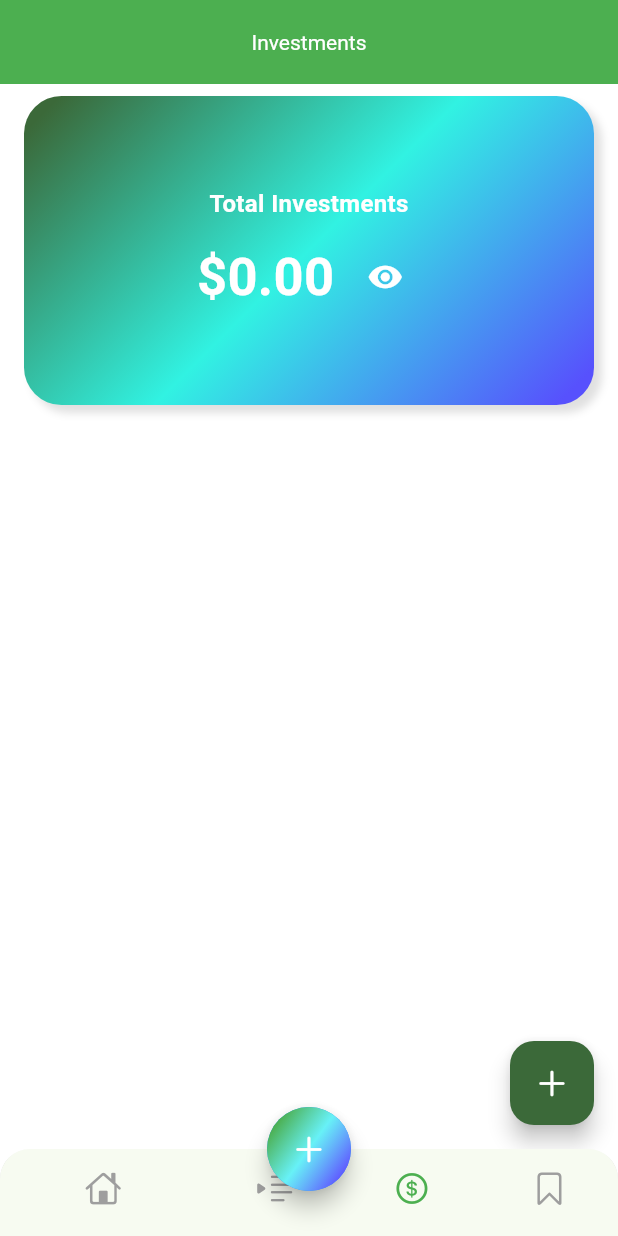
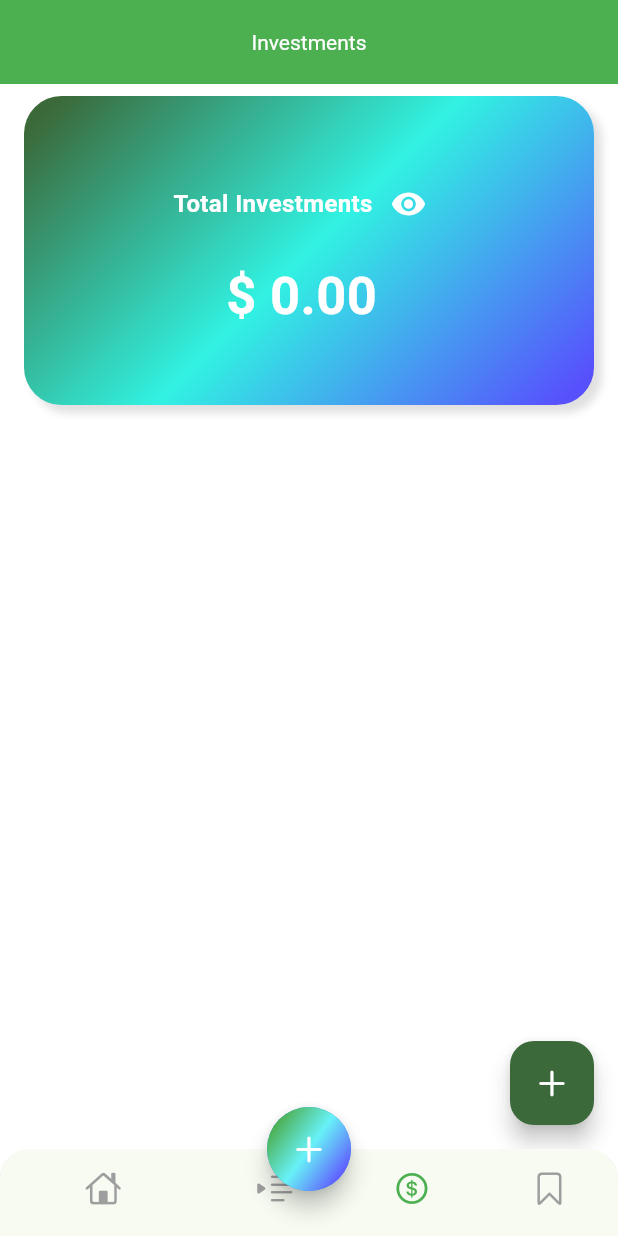
Before and after one commit to Despance/Savetify, a Flutter app: the screen it shows once a user with an empty profile is signed in, item 3 of the bottom bar chosen, on a phone screen of 412 x 824 dp. Run offline on Flutter 3.47's test engine with Material 3 defaults, Android fonts, the phone set to English and light mode, and no system bars; our stand-ins replace cloud_firestore, firebase_auth, firebase_core, fl_chart, flutter_colorpicker, flutter_form_builder and 4 more; missing offline and left inert: google_sign_in_dartio; accounts and stored records are empty.

Commit message:
visibility added

```diff
--- a/lib/src/features/investment/view/InvestmentView.dart
+++ b/lib/src/features/investment/view/InvestmentView.dart
@@ -266,7 +266,8 @@ class _InvestmentPageState extends State<InvestmentPage> {
                   return Column(
                     children: [
                       Padding(
-                        padding: const EdgeInsets.symmetric(horizontal: 16.0, vertical: 8.0),
+                        padding: const EdgeInsets.symmetric(
+                            horizontal: 16.0, vertical: 8.0),
                         child: Container(
                           width: MediaQuery.of(context).size.width,
                           height: MediaQuery.of(context).size.width / 2,
@@ -291,29 +292,17 @@ class _InvestmentPageState extends State<InvestmentPage> {
                           child: Column(
                             mainAxisAlignment: MainAxisAlignment.center,
                             children: [
-                              const Text(
-                                "Total Investments",
-                                style: TextStyle(
-                                  fontSize: 16,
-                                  color: Colors.white,
-                                  fontWeight: FontWeight.w600,
-                                ),
-                              ),
-                              const SizedBox(height: 12),
                               Row(
                                 mainAxisAlignment: MainAxisAlignment.center,
                                 children: [
-                                  Text(
-                                    _isInvestmentValueVisible
-                                        ? "\$${totalSnapshot.data!.toStringAsFixed(2)}"
-                                        : '***',
-                                    style: const TextStyle(
-                                      fontSize: 35,
+                                  const Text(
+                                    "Total Investments",
+                                    style: TextStyle(
+                                      fontSize: 16,
                                       color: Colors.white,
-                                      fontWeight: FontWeight.bold,
+                                      fontWeight: FontWeight.w600,
                                     ),
                                   ),
-                                  const SizedBox(width: 10),
                                   IconButton(
                                     icon: Icon(
                                       _isInvestmentValueVisible
@@ -325,6 +314,34 @@ class _InvestmentPageState extends State<InvestmentPage> {
                                   ),
                                 ],
                               ),
+                              // const SizedBox(width: 10),
+
+                              const SizedBox(height: 12),
+                              Row(
+                                mainAxisAlignment: MainAxisAlignment.center,
+                                children: [
+                                  Text(
+                                    _isInvestmentValueVisible
+                                        ? "\$ ${totalSnapshot.data!.toStringAsFixed(2)}"
+                                        : '****',
+                                    style: const TextStyle(
+                                      fontSize: 35,
+                                      color: Colors.white,
+                                      fontWeight: FontWeight.bold,
+                                    ),
+                                  ),
+                                  const SizedBox(width: 10),
+                                  // IconButton(
+                                  //   icon: Icon(
+                                  //     _isInvestmentValueVisible
+                                  //         ? Icons.visibility
+                                  //         : Icons.visibility_off,
+                                  //     color: Colors.white,
+                                  //   ),
+                                  //   onPressed: _toggleInvestmentValueVisibility,
+                                  // ),
+                                ],
+                              ),
                             ],
                           ),
                         ),
@@ -334,7 +351,8 @@ class _InvestmentPageState extends State<InvestmentPage> {
                         child: ListView.builder(
                           itemCount: viewModel.investmentModels.length,
                           itemBuilder: (context, index) {
-                            final investment = viewModel.investmentModels[index];
+                            final investment =
+                                viewModel.investmentModels[index];
                             return Card(
                               margin: const EdgeInsets.symmetric(
                                   vertical: 8, horizontal: 16),
@@ -343,10 +361,14 @@ class _InvestmentPageState extends State<InvestmentPage> {
                                 subtitle: Column(
                                   crossAxisAlignment: CrossAxisAlignment.start,
                                   children: [
-                                    Text('Unit Amount: ${investment.unitAmount}'),
+                                    Text(_isInvestmentValueVisible
+                                        ? 'Unit Amount: ${investment.unitAmount}'
+                                        : 'Unit Amount: ****'),
                                     Text('Unit Price: ${investment.unitPrice}'),
                                     Text('Date: ${investment.date}'),
-                                    Text('Total Value: ${investment.value}'),
+                                    Text(_isInvestmentValueVisible
+                                        ? 'Total Value: ${investment.value} \$'
+                                        : 'Total Value: ****'),
                                   ],
                                 ),
                                 trailing: Row(
@@ -362,8 +384,10 @@ class _InvestmentPageState extends State<InvestmentPage> {
                                     IconButton(
                                       icon: const Icon(CupertinoIcons.trash),
                                       onPressed: () async {
-                                        await viewModel.deleteInvestmentModel(index);
-                                        setState(() {}); // To update the UI after deletion
+                                        await viewModel
+                                            .deleteInvestmentModel(index);
+                                        setState(
+                                            () {}); // To update the UI after deletion
                                       },
                                     ),
                                   ],
```
